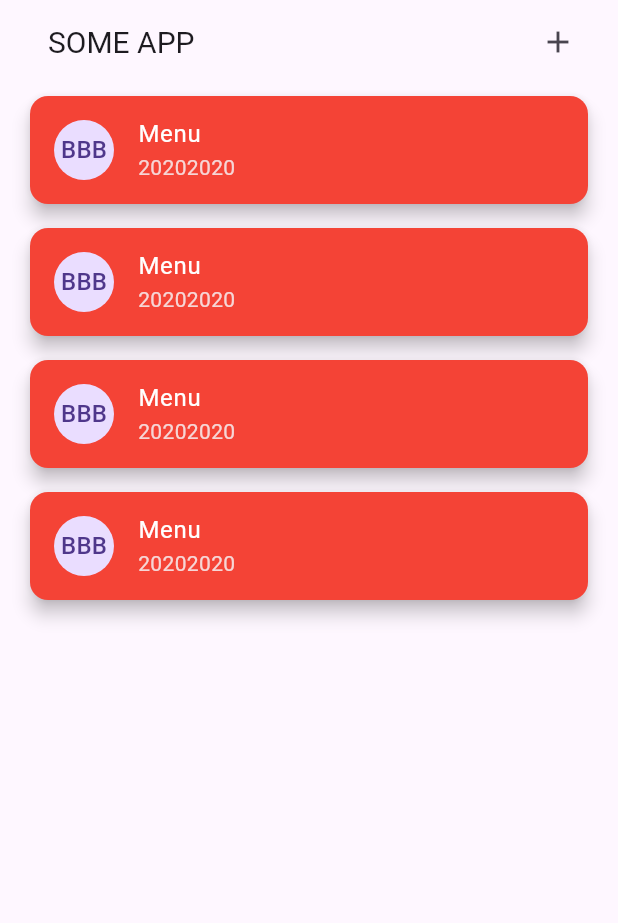
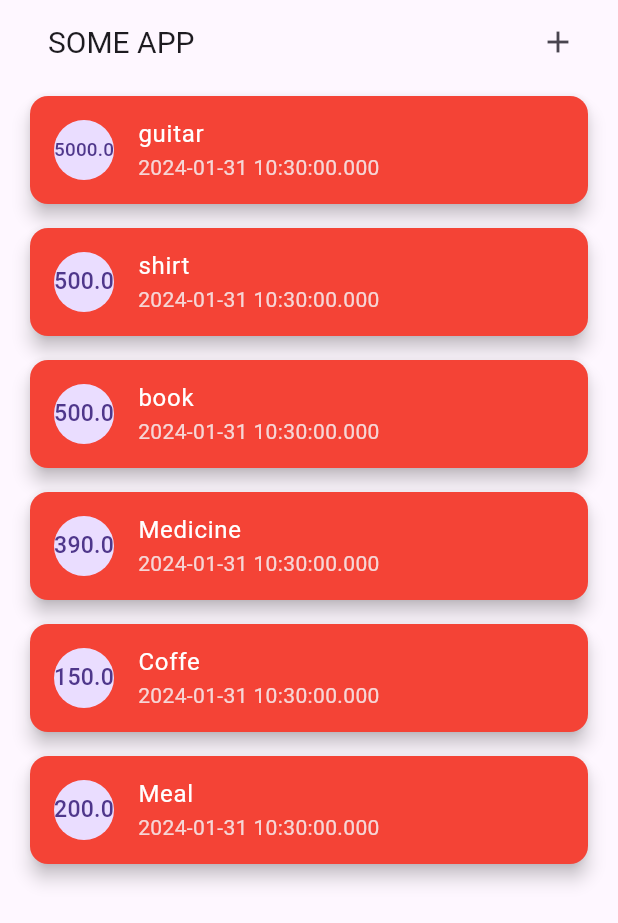
Before and after one commit to Jump17496/FlutterDemo, a Flutter app: the screen it shows after launch, on a phone screen of 412 x 824 dp. Shown: the top 923 px of the screen. Run offline on Flutter 3.47's test engine with Material 3 defaults, Android fonts, the light colour scheme and no system bars.

Commit message:
import data consumer recived data from consumer

```diff
--- a/lib/main.dart
+++ b/lib/main.dart
@@ -1,5 +1,6 @@
 import 'package:flutter/material.dart';
 import 'package:flutter_application_1/formScreen.dart';
+import 'package:flutter_application_1/models/transaction.dart';
 import 'package:flutter_application_1/providers/transaction_provider.dart';
 import 'package:provider/provider.dart';
 
@@ -15,9 +16,11 @@ class MyApp extends StatelessWidget {
   Widget build(BuildContext context) {
     return MultiProvider(
       providers: [
-        ChangeNotifierProvider(create: (context){
-          return TransactionProvider();
-        })
+                ChangeNotifierProvider(
+          create: (_) => TransactionProvider(),
+          child: MaterialApp(),
+        )
+
       ],
       child: MaterialApp(
         title: "Jump App",
@@ -48,6 +51,8 @@ class _MyHomePageState extends State<MyHomePage> {
 
   @override
   Widget build(BuildContext context) {
+    //Note! Consumer
+    final transactionProvider = Provider.of<TransactionProvider>(context);
     return Scaffold(
       appBar: AppBar(
         title: AppBar(
@@ -68,24 +73,25 @@ class _MyHomePageState extends State<MyHomePage> {
         ),
       ),
       body: ListView.builder(
-          itemCount: 4,
+          itemCount: transactionProvider.transactions.length,
           itemBuilder: (context, int index) {
-            return const Card(
+           Transaction data = transactionProvider.transactions[index];
+            return Card(
               elevation: 5,
               margin: EdgeInsets.symmetric(vertical: 8, horizontal: 20),
               color: Colors.red,
               child: ListTile(
                 leading: CircleAvatar(
                   child: FittedBox(
-                    child: Text("BBB"),
+                    child: Text(data.amount.toString()),
                   ),
                 ),
                 title: Text(
-                  "Menu",
+                  data.title.toString(),
                   style: TextStyle(color: Colors.white),
                 ),
                 subtitle: Text(
-                  "20202020",
+                  data.date.toString(),
                   style: TextStyle(color: Color.fromARGB(255, 246, 214, 214)),
                 ),
               ),
--- a/lib/providers/transaction_provider.dart
+++ b/lib/providers/transaction_provider.dart
@@ -2,21 +2,24 @@
 import 'package:flutter/foundation.dart';
 import 'package:flutter_application_1/models/transaction.dart';
 
-class TransactionProvider with ChangeNotifier {
+class TransactionProvider extends ChangeNotifier {
 //NOTE! notic when data has change!
-  List<Transaction> transaction = [
+  List<Transaction> transactions = [
     Transaction("guitar",5000,DateTime.now()),
     Transaction("shirt",500,DateTime.now()),
     Transaction("book",500,DateTime.now()),
+    Transaction("Medicine",390,DateTime.now()),
+    Transaction("Coffe",150,DateTime.now()),
+    Transaction("Meal",200,DateTime.now()),
   ];
 
   //NOTE! get data method
   List<Transaction> getTransaction(){
-    return transaction;
+    return transactions;
   }
 
   void addTransaction(Transaction statements){
-    transaction.add(statements);
+    transactions.add(statements);
   }
 
 }
```
